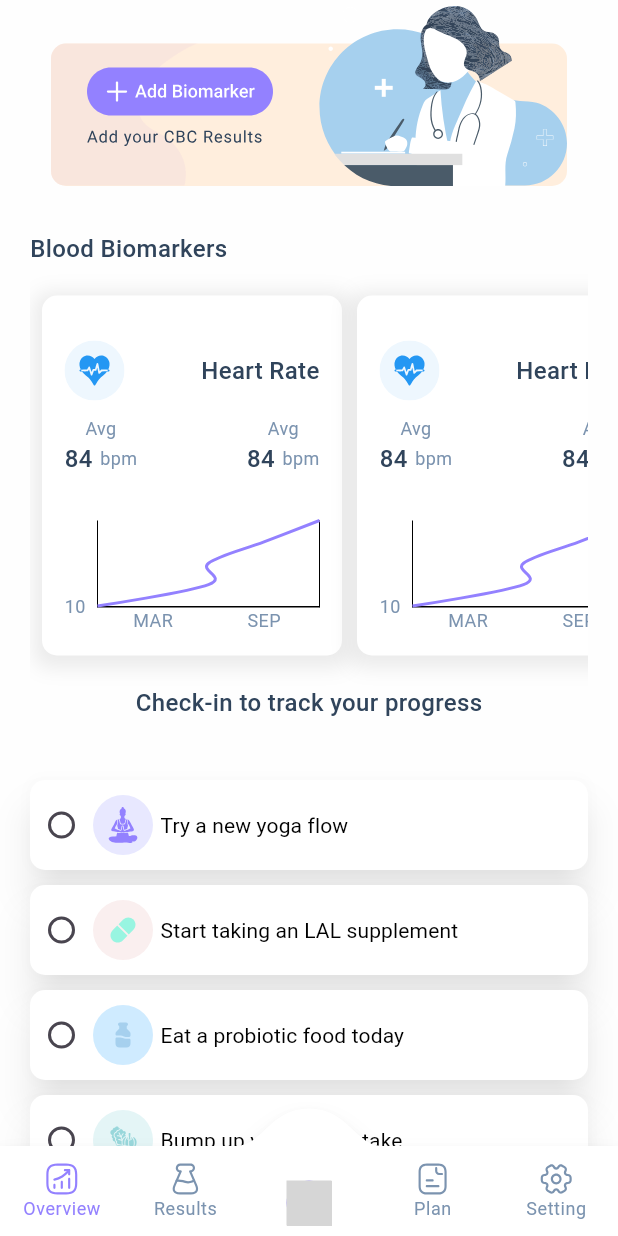
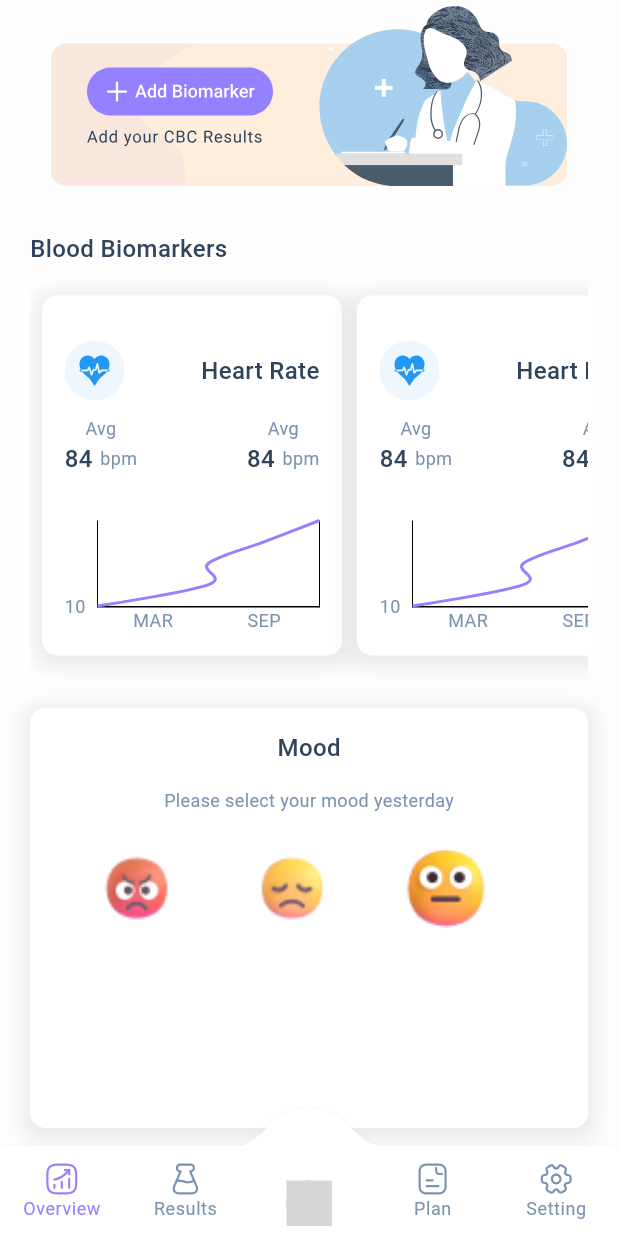
Before and after one commit to SellGURU/copilot-mobileApp, a Flutter app: the screen it shows after launch, scrolled down 576 dp, on a phone screen of 412 x 824 dp. Run offline on Flutter 3.47's test engine with Material 3 defaults, Android fonts, the phone set to English and light mode, and no system bars; drawn by our look-alikes of convex_bottom_bar, fl_chart; our stand-ins replace flutter_bloc, flutter_svg, google_fonts, syncfusion_flutter_gauges; missing offline and left inert: dart:ffi; grey boxes are pictures that could not be loaded.

Commit message:
UPDATE:mood section added

```diff
--- a/lib/screens/home/home.dart
+++ b/lib/screens/home/home.dart
@@ -1,5 +1,6 @@
 import 'package:flutter/material.dart';
 import 'package:flutter_svg/svg.dart';
+import 'package:test_copilet/widgets/Mood.dart';
 
 import '../../components/text_style.dart';
 import '../../res/colors.dart';
@@ -80,7 +81,7 @@ class HomeScreen extends StatelessWidget {
                       offset: const Offset(0, 1), // changes position of shadow
                     ),
                   ]),
-                  child:  const Row(
+                  child: const Row(
                     children: [
                       Row(
                         children: [
@@ -91,7 +92,10 @@ class HomeScreen extends StatelessWidget {
                           Gauges(),
                         ],
                       ),
-                      SizedBox(width: 150,child: Center(child: Text("data")),),
+                      SizedBox(
+                        width: 150,
+                        child: Center(child: Text("data")),
+                      ),
                       Row(
                         children: [
                           Gauges(),
@@ -149,6 +153,13 @@ class HomeScreen extends StatelessWidget {
                         );
                       },
                     )),
+                SizedBox(
+                  height: 15,
+                ),
+                Mood(),
+                SizedBox(
+                  height: 40,
+                ),
                 Center(
                   child: Column(
                     children: [
@@ -163,9 +174,7 @@ class HomeScreen extends StatelessWidget {
                 const SizedBox(
                   height: 30,
                 ),
-                Container(
-                  child: TrackProgress()
-                )
+                Container(child: TrackProgress())
               ],
             ),
           ),
--- /dev/null
+++ b/lib/widgets/Mood.dart
@@ -0,0 +1,75 @@
+import 'package:flutter/cupertino.dart';
+import 'package:flutter/material.dart';
+import 'package:flutter_svg/flutter_svg.dart';
+import 'package:test_copilet/components/text_style.dart';
+import 'package:test_copilet/res/colors.dart';
+
+class Mood extends StatefulWidget {
+  Mood({super.key});
+  @override
+  State<Mood> createState() => _MoodState();
+}
+
+class _MoodState extends State<Mood> {
+  List<String> imagePath = [
+    "1-emoji.png",
+    "2-emoji.png",
+    "3-emoji.png",
+    "4-emoji.png",
+    "5-emoji.png",
+  ];
+  @override
+  Widget build(BuildContext context) {
+    return Container(
+      height: 280,
+      decoration: BoxDecoration(
+          boxShadow: [
+            BoxShadow(
+              color: Colors.grey.withOpacity(.2),
+              spreadRadius: 5,
+              blurRadius: 10,
+              offset: const Offset(0, 3), // changes position of shadow
+            ),
+          ],
+          color: Colors.white,
+          borderRadius: const BorderRadius.all(Radius.circular(10))),
+      child: Padding(
+        padding: const EdgeInsets.symmetric(vertical: 15.0, horizontal: 20),
+        child: Column(
+          children: [
+            Center(
+              child: Text(
+                "Mood",
+                style: AppTextStyles.title1,
+              ),
+            ),
+            const SizedBox(
+              height: 15,
+            ),
+            Center(
+              child: Text(
+                "Please select your mood yesterday",
+                style: AppTextStyles.hint,
+              ),
+            ),
+            SizedBox(
+              height: 100,
+              child: ListView.separated(
+                scrollDirection: Axis.horizontal,
+                itemBuilder: (context, index) {
+                  return Image.asset("assets/${imagePath[index]}",scale: .7,);
+                },
+                separatorBuilder: (BuildContext context, int index) {
+                  return const SizedBox(
+                    width: 0,
+                  );
+                },
+                itemCount: imagePath.length,
+              ),
+            ),
+          ],
+        ),
+      ),
+    );
+  }
+}
--- a/lib/widgets/bottomNavigationBar.dart
+++ b/lib/widgets/bottomNavigationBar.dart
@@ -19,7 +19,7 @@ class BottomNavigationBarCustom extends StatefulWidget {
 }
 
 class _BottomNavigationBarCustomState extends State<BottomNavigationBarCustom> {
-  var pageIndex=0;
+  var pageIndex = 0;
 
   @override
   Widget build(BuildContext context) {
@@ -29,9 +29,9 @@ class _BottomNavigationBarCustomState extends State<BottomNavigationBarCustom> {
       child: ConvexAppBar(
         onTap: (index) => setState(() {
           setState(() {
-            pageIndex=index;
+            pageIndex = index;
           });
-         BlocProvider.of<PageIndexBloc>(context).add(UpdatePageIndex(index));
+          BlocProvider.of<PageIndexBloc>(context).add(UpdatePageIndex(index));
         }),
         disableDefaultTabController: true,
         elevation: 5,
@@ -65,14 +65,16 @@ class _BottomNavigationBarCustomState extends State<BottomNavigationBarCustom> {
                   width: 5,
                   height: 5,
                   colorFilter: pageIndex == 1
-                      ? ColorFilter.mode(AppColors.purpleDark, BlendMode.srcIn)
-                      : ColorFilter.mode(AppColors.textLite, BlendMode.srcIn)),
+                      ? const ColorFilter.mode(
+                          AppColors.purpleDark, BlendMode.srcIn)
+                      : const ColorFilter.mode(
+                          AppColors.textLite, BlendMode.srcIn)),
             ),
           ),
           TabItem(
             title: "",
             icon: Container(
-              margin: EdgeInsets.all(5),
+              margin: const EdgeInsets.all(5),
               height: (size.height),
               decoration: BoxDecoration(
                   color: AppColors.iconPurpleDark,
@@ -81,8 +83,10 @@ class _BottomNavigationBarCustomState extends State<BottomNavigationBarCustom> {
                   width: 5,
                   height: 5,
                   colorFilter: pageIndex == 1
-                      ? ColorFilter.mode(AppColors.purpleDark, BlendMode.srcIn)
-                      : ColorFilter.mode(AppColors.textLite, BlendMode.srcIn)),
+                      ? const ColorFilter.mode(
+                          AppColors.purpleDark, BlendMode.srcIn)
+                      : const ColorFilter.mode(
+                          AppColors.textLite, BlendMode.srcIn)),
             ),
           ),
           TabItem(
```
Also changed, not shown: assets/1-emoji.png (added), assets/1-emoji.svg (added), assets/2-emoji.png (added), assets/2-emoji.svg (added), assets/3-emoji.png (added), assets/3-emoji.svg (added), assets/4-amoji.svg (added), assets/4-emoji.png (added), assets/5-emoji.png (added), assets/5-emoji.svg (added).
